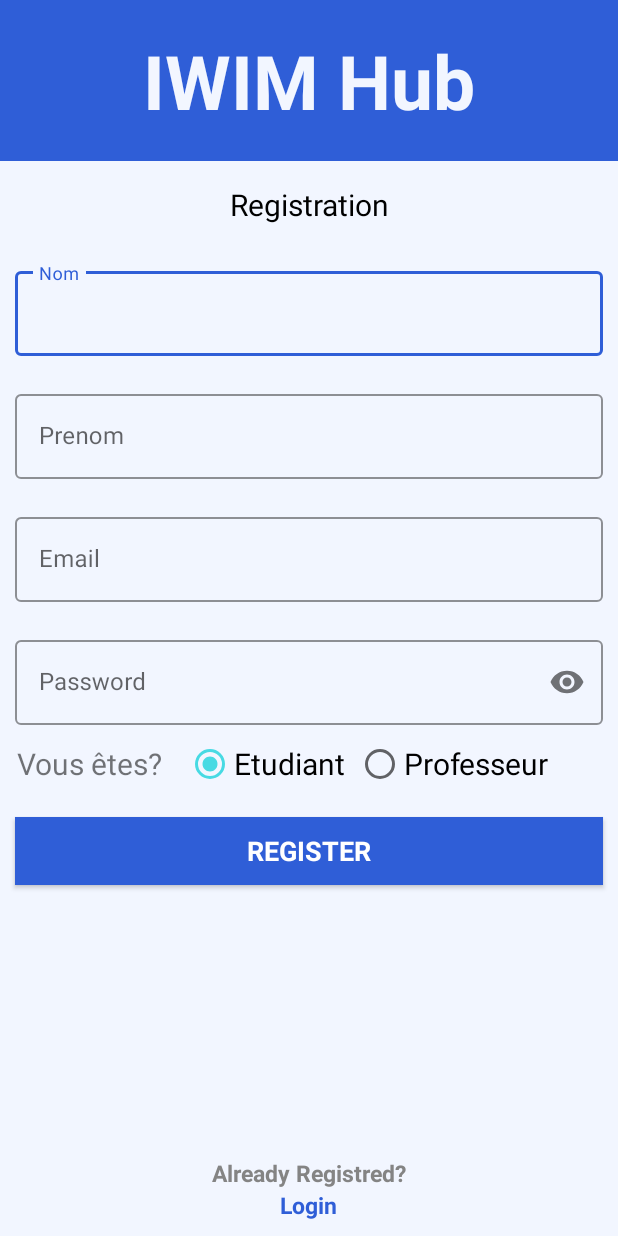
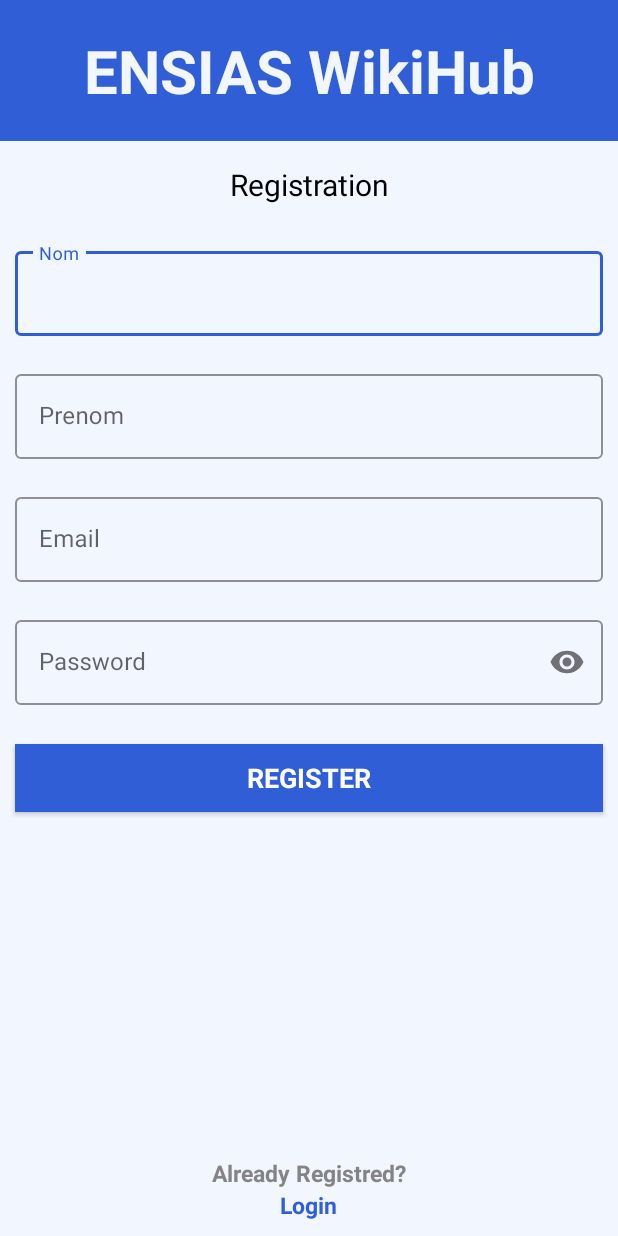
Before and after one commit to HassanYu7/ENSIAS-WikiHub, an Android app: the Registration screen opened directly, with no data from a screen before it, on a phone screen of 412 x 824 dp. Run offline under Robolectric (Android 15) with nearby library versions, the phone set to English and light mode, and no system bars.

Commit message:
refactoring package name

```diff
--- a/app/build.gradle
+++ b/app/build.gradle
@@ -6,7 +6,7 @@ android {
     buildToolsVersion "29.0.3"
 
     defaultConfig {
-        applicationId "com.choubapp.iwim_hub"
+        applicationId "com.choubapp.ensias_wiki_hub"
         minSdkVersion 21
         targetSdkVersion 29
         versionCode 1
--- a/app/src/main/AndroidManifest.xml
+++ b/app/src/main/AndroidManifest.xml
@@ -1,6 +1,6 @@
 <?xml version="1.0" encoding="utf-8"?>
 <manifest xmlns:android="http://schemas.android.com/apk/res/android"
-    package="com.choubapp.iwim_hub">
+    package="com.choubapp.ensias_wiki_hub">
 
     <application
         android:allowBackup="true"
@@ -9,8 +9,8 @@
         android:roundIcon="@mipmap/ic_launcher_round"
         android:supportsRtl="true"
         android:theme="@style/AppTheme">
-        <activity android:name=".Registration"></activity>
-        <activity android:name=".MainActivity">
+        <activity android:name="com.choubapp.ensias_wiki_hub.Registration"></activity>
+        <activity android:name="com.choubapp.ensias_wiki_hub.MainActivity">
             <intent-filter>
                 <action android:name="android.intent.action.MAIN" />
 
--- a/app/src/main/java/com/choubapp/iwim_hub/MainActivity.java
+++ b/app/src/main/java/com/choubapp/ensias_wiki_hub/MainActivity.java
@@ -1,4 +1,4 @@
-package com.choubapp.iwim_hub;
+package com.choubapp.ensias_wiki_hub;
 
 import androidx.appcompat.app.AppCompatActivity;
 
--- a/app/src/main/java/com/choubapp/iwim_hub/Registration.java
+++ b/app/src/main/java/com/choubapp/ensias_wiki_hub/Registration.java
@@ -1,4 +1,4 @@
-package com.choubapp.iwim_hub;
+package com.choubapp.ensias_wiki_hub;
 
 import androidx.appcompat.app.AppCompatActivity;
 
--- a/app/src/main/res/layout/activity_main.xml
+++ b/app/src/main/res/layout/activity_main.xml
@@ -16,9 +16,9 @@
         <TextView
             android:layout_width="match_parent"
             android:layout_height="wrap_content"
-            android:text="IWIM Hub"
+            android:text="@string/app_name"
             android:textColor="@color/bgcolor"
-            android:textSize="50sp"
+            android:textSize="40sp"
             android:textStyle="bold"
             android:gravity="center"
             />
--- a/app/src/main/res/layout/activity_registration.xml
+++ b/app/src/main/res/layout/activity_registration.xml
@@ -15,9 +15,9 @@
         <TextView
             android:layout_width="match_parent"
             android:layout_height="wrap_content"
-            android:text="IWIM Hub"
+            android:text="@string/app_name"
             android:textColor="@color/bgcolor"
-            android:textSize="50sp"
+            android:textSize="40sp"
             android:textStyle="bold"
             android:gravity="center"
             />
@@ -97,36 +97,6 @@
             android:inputType="textPassword"
             />
     </com.google.android.material.textfield.TextInputLayout>
-    <RadioGroup
-        android:layout_width="match_parent"
-        android:layout_height="wrap_content"
-        android:layout_marginLeft="11dp"
-        android:layout_marginRight="10dp"
-        android:layout_marginBottom="3dp"
-        android:id="@+id/member_coach"
-        android:orientation="horizontal">
-        <TextView
-            android:layout_width="wrap_content"
-            android:layout_height="wrap_content"
-            android:textSize="20dp"
-            android:layout_marginRight="15dp"
-            android:text="Vous êtes?"/>
-        <RadioButton
-            android:layout_width="wrap_content"
-            android:layout_height="wrap_content"
-            android:text="Etudiant"
-            android:id="@+id/member_radio_button"
-            android:textSize="20dp"
-            android:layout_marginRight="7dp"
-            android:checked="true"/>
-        <RadioButton
-            android:layout_width="wrap_content"
-            android:layout_height="wrap_content"
-            android:text="Professeur"
-            android:id="@+id/coach_radio_button"
-            android:textSize="20dp"
-            android:checked="false"/>
-    </RadioGroup>
     <Button
         android:id="@+id/login_button"
         style="?android:textAppearanceMedium"
--- a/app/src/main/res/values/strings.xml
+++ b/app/src/main/res/values/strings.xml
@@ -1,3 +1,3 @@
 <resources>
-    <string name="app_name">IWIM_Hub</string>
+    <string name="app_name">ENSIAS WikiHub</string>
 </resources>
--- a/settings.gradle
+++ b/settings.gradle
@@ -1,2 +1,2 @@
-rootProject.name='IWIM_Hub'
+rootProject.name='ENSIAS_Wiki_Hub'
 include ':app'
```
Also changed, not shown: 5 other files.
